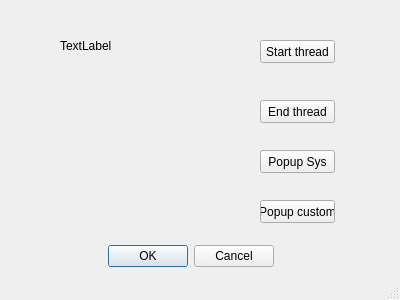
Above: Python/Python37/example/PyQt/UI/MainDialog.ui from huarong-li/Lhrlearn before the change. Below: the same form after it.
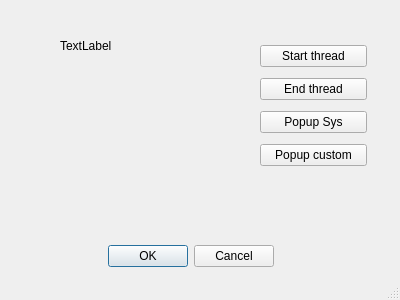
That is the form after the change. Icons and pictures are not drawn.

```diff
--- a/Python/Python37/example/PyQt/UI/MainDialog.ui
+++ b/Python/Python37/example/PyQt/UI/MainDialog.ui
@@ -65,57 +65,45 @@
     <bool>true</bool>
    </property>
   </widget>
-  <widget class="QPushButton" name="pushButton_start">
+  <widget class="QWidget" name="">
    <property name="geometry">
     <rect>
      <x>260</x>
      <y>40</y>
-     <width>75</width>
-     <height>23</height>
+     <width>107</width>
+     <height>135</height>
     </rect>
    </property>
+   <layout class="QVBoxLayout" name="verticalLayout">
+    <item>
+     <widget class="QPushButton" name="pushButton_start">
    <property name="text">
     <string>Start thread</string>
    </property>
   </widget>
+    </item>
+    <item>
   <widget class="QPushButton" name="pushButton_stop">
-   <property name="geometry">
-    <rect>
-     <x>260</x>
-     <y>100</y>
-     <width>75</width>
-     <height>23</height>
-    </rect>
-   </property>
    <property name="text">
     <string>End thread</string>
    </property>
   </widget>
+    </item>
+    <item>
   <widget class="QPushButton" name="pushButton_popup">
-   <property name="geometry">
-    <rect>
-     <x>260</x>
-     <y>150</y>
-     <width>75</width>
-     <height>23</height>
-    </rect>
-   </property>
    <property name="text">
     <string>Popup Sys</string>
    </property>
   </widget>
+    </item>
+    <item>
   <widget class="QPushButton" name="pushButton_custom">
-   <property name="geometry">
-    <rect>
-     <x>260</x>
-     <y>200</y>
-     <width>75</width>
-     <height>23</height>
-    </rect>
-   </property>
    <property name="text">
     <string>Popup custom</string>
    </property>
+     </widget>
+    </item>
+   </layout>
   </widget>
  </widget>
  <resources>
```
Lines whose indentation alone changed are shown as unchanged.
